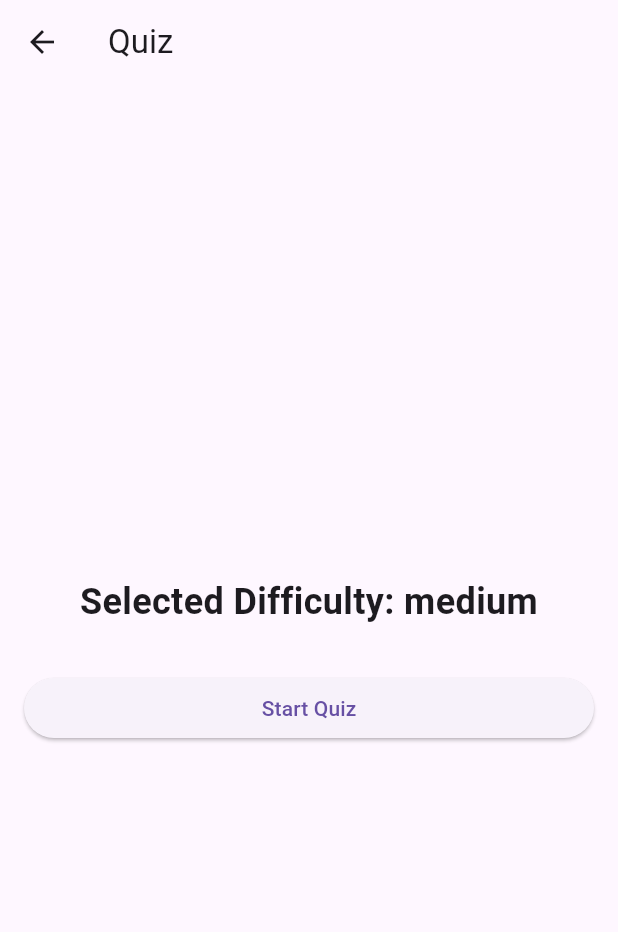
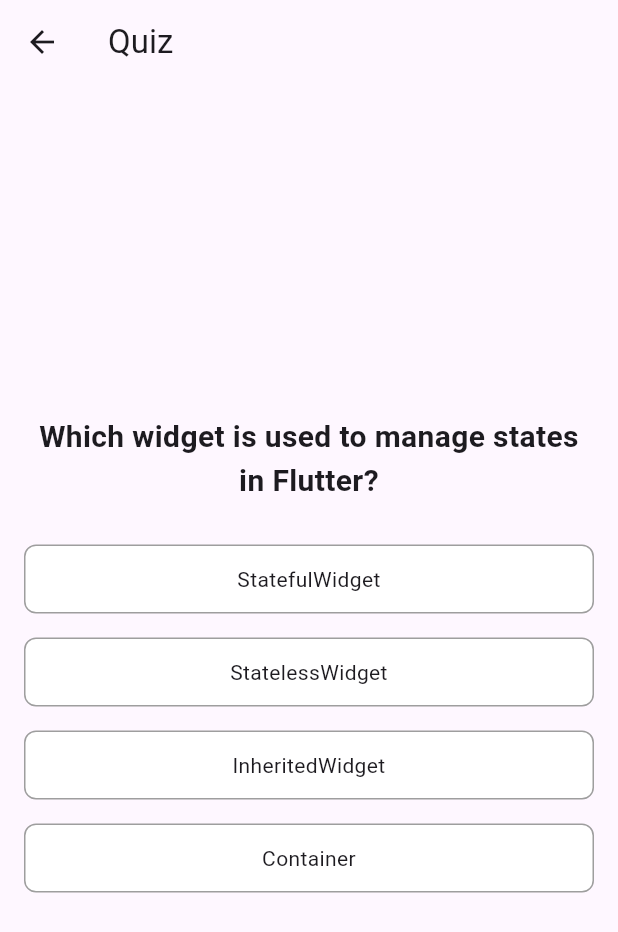
Before and after one commit to iamvedantp/Flutter_Quiz_App, a Flutter app: the QuizScreen screen opened directly with empty values, after a tap on the "arrow back" icon, after a tap on "Medium", on a phone screen of 412 x 824 dp. Shown: the top 932 px of the screen. Run offline on Flutter 3.47's test engine with Material 3 defaults, Android fonts, the phone set to English and light mode, and no system bars.

```diff
--- a/lib/screens/quiz_screen.dart
+++ b/lib/screens/quiz_screen.dart
@@ -1,62 +1,151 @@
 import 'package:flutter/material.dart';
 
-class QuizScreen extends StatelessWidget {
+import '../models/question_model.dart';
+import '../questions/easy_questions.dart';
+import '../questions/medium_questions.dart';
+import '../questions/hard_questions.dart';
+
+class QuizScreen extends StatefulWidget {
   final String difficulty;
 
-  const QuizScreen({Key? key, required this.difficulty}) : super(key: key);
+  const QuizScreen({super.key, required this.difficulty});
 
-  void _navigateToQuestions(BuildContext context) {
-    String route;
-    switch (difficulty) {
-      case 'easy':
-        route = '/easyQuestions';
-        break;
-      case 'medium':
-        route = '/mediumQuestions';
-        break;
-      case 'hard':
-        route = '/hardQuestions';
-        break;
-      default:
-        route = '/home';
+  @override
+  _QuizScreenState createState() => _QuizScreenState();
 }
-    Navigator.pushNamed(context, route);
+
+class _QuizScreenState extends State<QuizScreen> {
+  int _currentQuestionIndex = 0;
+  int _selectedOptionIndex = -1;
+  bool _isAnswered = false;
+  late List<Question> questions;
+
+  @override
+  void initState() {
+    super.initState();
+    questions = loadQuestionsForDifficulty(widget.difficulty);
+  }
+
+  List<Question> loadQuestionsForDifficulty(String difficulty) {
+    if (difficulty == 'easy') return easyQuestions;
+    if (difficulty == 'medium') return mediumQuestions;
+    return hardQuestions;
+  }
+
+  void _submitAnswer() {
+    if (_selectedOptionIndex != -1) {
+      setState(() {
+        _isAnswered = true;
+        questions[_currentQuestionIndex].selectedOptionIndex =
+            _selectedOptionIndex;
+      });
+
+      Future.delayed(const Duration(seconds: 1), () {
+        if (_currentQuestionIndex < questions.length - 1) {
+          setState(() {
+            _currentQuestionIndex++;
+            _selectedOptionIndex = -1;
+            _isAnswered = false;
+          });
+        } else {
+          List<Map<String, dynamic>> results = questions.map((q) {
+            bool isCorrect = q.selectedOptionIndex == q.correctOptionIndex;
+            return {
+              'question': q.text,
+              'selectedOption': q.options[q.selectedOptionIndex],
+              'correctOption': q.options[q.correctOptionIndex],
+              'isCorrect': isCorrect,
+            };
+          }).toList();
+
+          int score = results.where((r) => r['isCorrect']).length;
+
+          Navigator.pushNamed(context, '/results', arguments: {
+            'score': score,
+            'totalQuestions': questions.length,
+            'results': results,
+            'difficulty': widget.difficulty,
+          });
+        }
+      });
+    }
   }
 
   @override
   Widget build(BuildContext context) {
-    return Scaffold(
+    final currentQuestion = questions[_currentQuestionIndex];
+
+    return WillPopScope(
+      onWillPop: () async {
+        Navigator.pushReplacementNamed(context, '/');
+        return false;
+      },
+      child: Scaffold(
         appBar: AppBar(
           title: GestureDetector(
-          onTap: () => Navigator.pushReplacementNamed(context, '/home'),
+            onTap: () => Navigator.pushReplacementNamed(context, '/'),
             child: const Text('Quiz'),
           ),
           automaticallyImplyLeading: false,
           leading: IconButton(
             icon: const Icon(Icons.arrow_back),
-          onPressed: () => Navigator.pushReplacementNamed(context, '/home'),
+            onPressed: () => Navigator.pushReplacementNamed(context, '/'),
           ),
         ),
-      body: Padding(
+        body: Center(
+          child: Padding(
             padding: const EdgeInsets.all(16.0),
             child: Column(
               mainAxisAlignment: MainAxisAlignment.center,
               crossAxisAlignment: CrossAxisAlignment.stretch,
               children: [
                 Text(
-              'Selected Difficulty: $difficulty',
+                  currentQuestion.text,
+                  style: const TextStyle(
+                      fontSize: 20.0, fontWeight: FontWeight.bold),
                   textAlign: TextAlign.center,
-              style: const TextStyle(
-                fontSize: 24.0,
-                fontWeight: FontWeight.bold,
+                ),
+                const SizedBox(height: 20.0),
+                ...currentQuestion.options.asMap().entries.map((entry) {
+                  final index = entry.key;
+                  final option = entry.value;
+                  final isCorrect = index == currentQuestion.correctOptionIndex;
+                  final isSelected = index == _selectedOptionIndex;
+
+                  return GestureDetector(
+                    onTap: !_isAnswered
+                        ? () {
+                            setState(() {
+                              _selectedOptionIndex = index;
+                            });
+                            _submitAnswer();
+                          }
+                        : null,
+                    child: Container(
+                      margin: const EdgeInsets.symmetric(vertical: 8.0),
+                      padding: const EdgeInsets.all(12.0),
+                      decoration: BoxDecoration(
+                        color: _isAnswered
+                            ? isSelected
+                                ? (isCorrect
+                                    ? Colors.green[100]
+                                    : Colors.red[100])
+                                : (isCorrect ? Colors.green[100] : Colors.white)
+                            : Colors.white,
+                        border: Border.all(
+                          color: isSelected
+                              ? (isCorrect ? Colors.green : Colors.red)
+                              : Colors.grey,
+                        ),
+                        borderRadius: BorderRadius.circular(8.0),
+                      ),
+                      child: Text(option, textAlign: TextAlign.center),
+                    ),
+                  );
+                }),
+              ],
             ),
           ),
-            const SizedBox(height: 30.0),
-            ElevatedButton(
-              onPressed: () => _navigateToQuestions(context),
-              child: const Text('Start Quiz'),
-            ),
-          ],
         ),
       ),
     );
```
Lines whose indentation alone changed are shown as unchanged.
